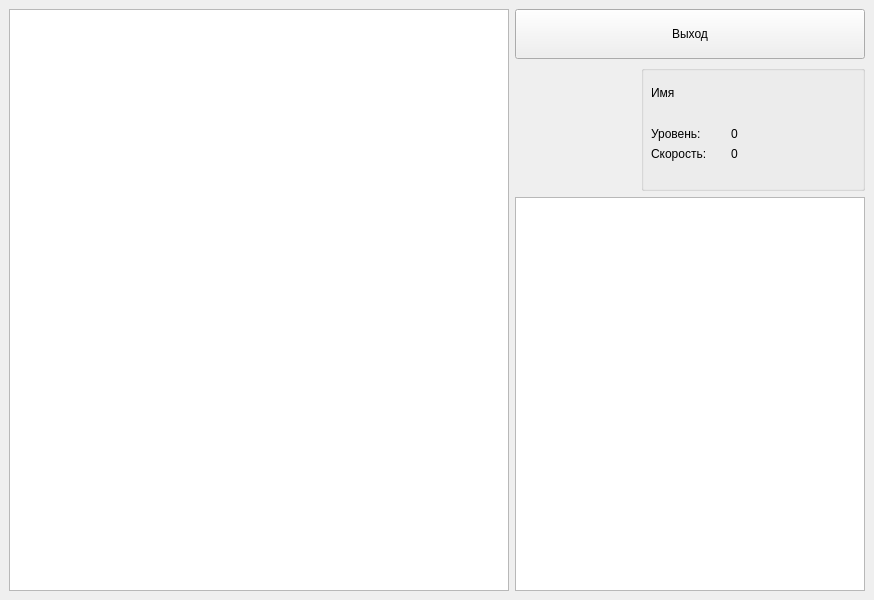
Qt form windows/gamewindow.ui (Rasseki-Studios/rasseki.game) before a commit.
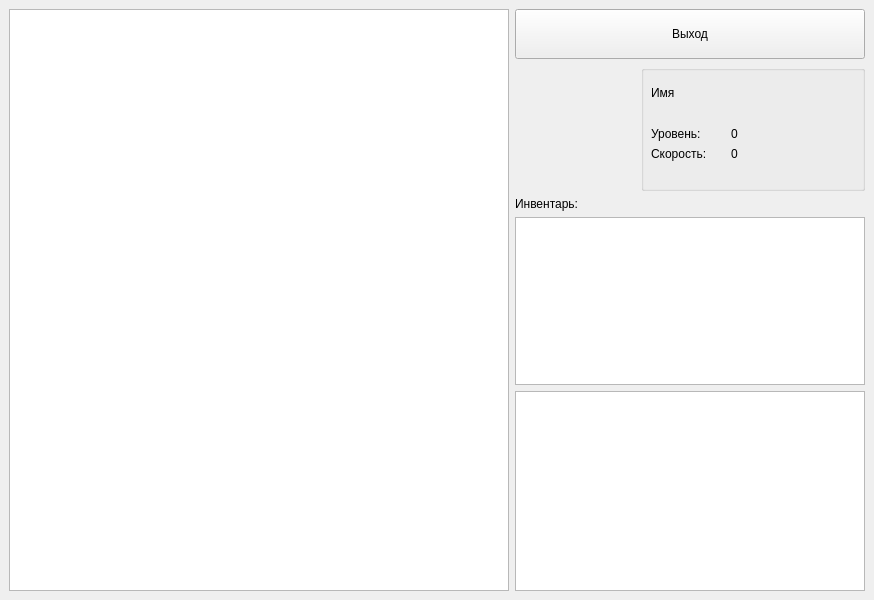
The same form after that commit. Icons and pictures are not drawn. Custom widgets are drawn as their Qt base class.

Commit message: Making artifact list

```diff
--- a/windows/gamewindow.ui
+++ b/windows/gamewindow.ui
@@ -18,7 +18,7 @@
   </property>
   <widget class="QWidget" name="centralwidget">
    <layout class="QGridLayout" name="gridLayout_2">
-    <item row="0" column="0" rowspan="3">
+    <item row="0" column="0" rowspan="5">
      <widget class="MapView" name="map">
       <property name="sizePolicy">
        <sizepolicy hsizetype="Expanding" vsizetype="Expanding">
@@ -86,7 +86,7 @@
          <string/>
         </property>
         <property name="pixmap">
-         <pixmap resource="resource.qrc">:/resources/img/hero.png</pixmap>
+         <pixmap>:/resources/img/hero.png</pixmap>
         </property>
        </widget>
       </item>
@@ -167,7 +167,7 @@
       </item>
      </layout>
     </item>
-    <item row="2" column="1">
+    <item row="4" column="1">
      <widget class="Journal" name="book">
       <property name="sizePolicy">
        <sizepolicy hsizetype="Preferred" vsizetype="Expanding">
@@ -178,7 +178,7 @@
       <property name="minimumSize">
        <size>
         <width>350</width>
-        <height>0</height>
+        <height>200</height>
        </size>
       </property>
       <property name="maximumSize">
@@ -199,6 +199,23 @@
       </property>
      </widget>
     </item>
+    <item row="2" column="1">
+     <widget class="QLabel" name="inventar">
+      <property name="text">
+       <string>Инвентарь:</string>
+      </property>
+     </widget>
+    </item>
+    <item row="3" column="1">
+     <widget class="QListWidget" name="listWidget">
+      <property name="maximumSize">
+       <size>
+        <width>440</width>
+        <height>250</height>
+       </size>
+      </property>
+     </widget>
+    </item>
    </layout>
   </widget>
  </widget>
```
Left out of the diff: 6 changed lines with no effect on the pictures. The commit also changes 15 other files.
